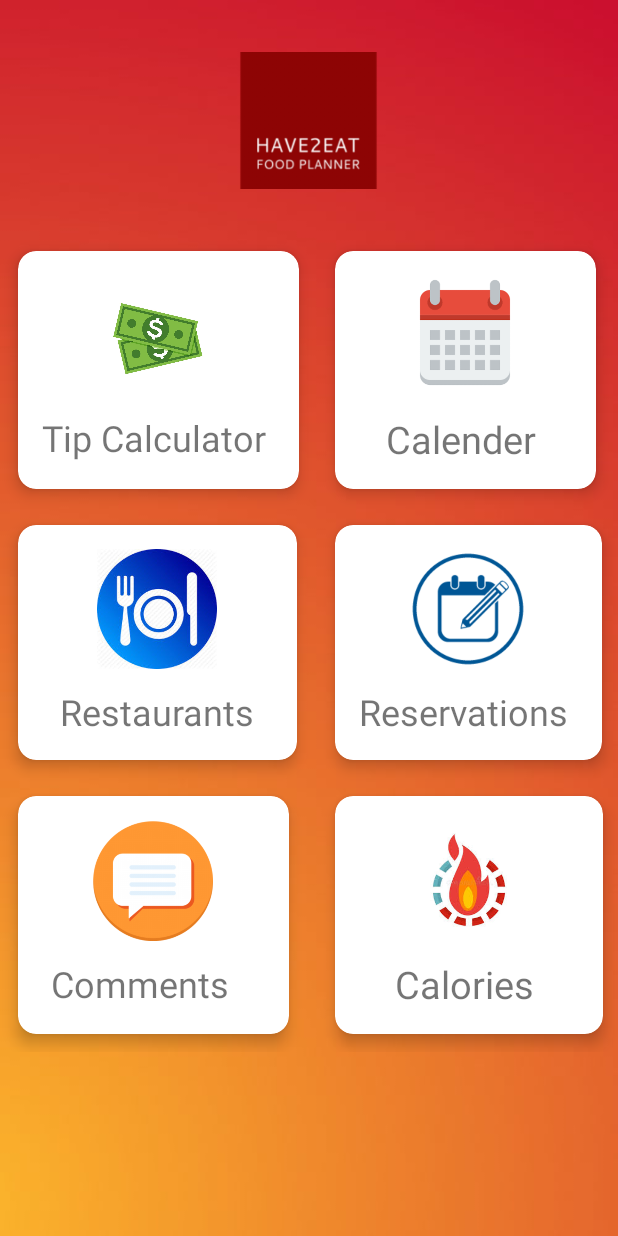
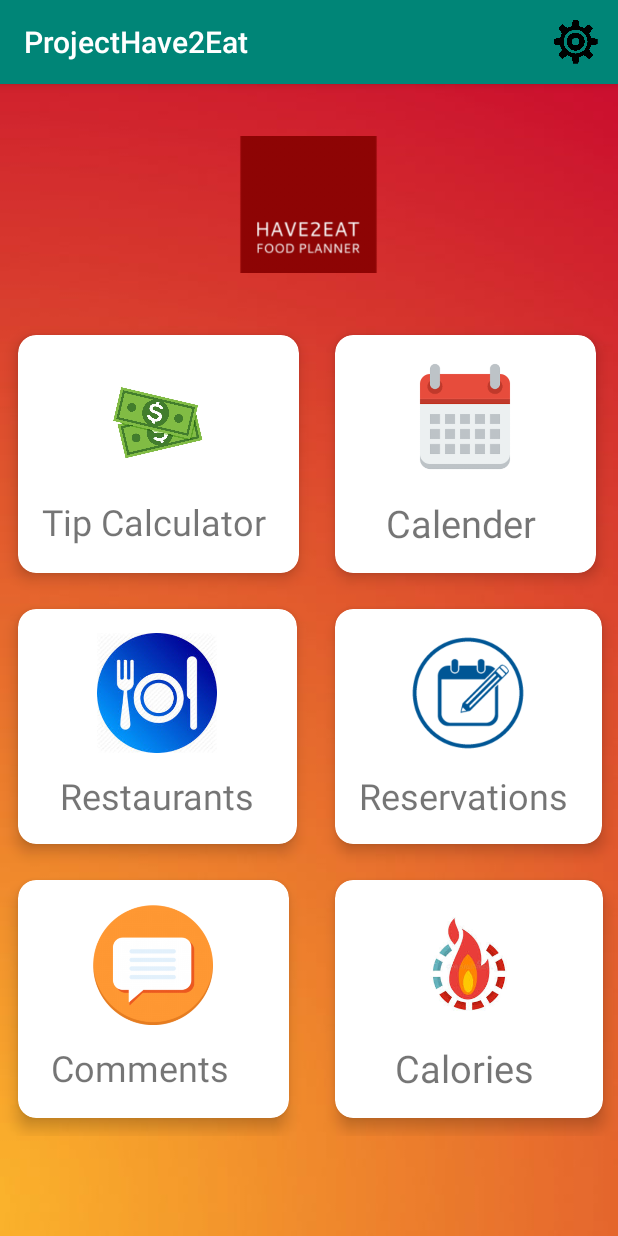
Before and after one commit to budgy11/ProjectHave2Eat, an Android app: the screen it shows after launch (MainActivity), on a phone screen of 412 x 824 dp. Run offline under Robolectric (Android 15) with nearby library versions, the phone set to English and light mode, and no system bars.

Commit message:
ActionBar

```diff
--- a/app/src/main/java/com/example/projecthave2eat/MainActivity.java
+++ b/app/src/main/java/com/example/projecthave2eat/MainActivity.java
@@ -12,10 +12,12 @@ import android.os.Bundle;
 import android.view.Menu;
 import android.view.MenuItem;
 import android.view.View;
+import android.widget.Toast;
 
 public class MainActivity extends AppCompatActivity implements View.OnClickListener {
     private CardView tipCalculator,restaurants,calendar,
             reservations,comments,calories;
+
 
 
     @Override
@@ -37,8 +39,21 @@ public class MainActivity extends AppCompatActivity implements View.OnClickListe
         calendar.setOnClickListener(this);
         comments.setOnClickListener(this);
         calories.setOnClickListener(this);
+    }
 
+    @Override
+    public boolean onCreateOptionsMenu(Menu menu) {
+        getMenuInflater().inflate(R.menu.menu_main,menu);
+        return true;
+    }
 
+    @Override
+    public boolean onOptionsItemSelected(@NonNull MenuItem item) {
+        int curId = item.getItemId();
+        if(curId == R.id.menu_settings){
+            Toast.makeText(this,"Settings Menu May be added later",Toast.LENGTH_LONG).show();
+        }
+        return super.onOptionsItemSelected(item);
     }
 
     @Override
--- a/app/src/main/res/values/styles.xml
+++ b/app/src/main/res/values/styles.xml
@@ -1,7 +1,7 @@
 <resources>
 
     <!-- Base application theme. -->
-    <style name="AppTheme" parent="Theme.AppCompat.Light.NoActionBar">
+    <style name="AppTheme" parent="Theme.AppCompat.Light.DarkActionBar">
         <!-- Customize your theme here. -->
         <item name="colorPrimary">@color/colorPrimary</item>
         <item name="colorPrimaryDark">@color/colorPrimaryDark</item>
```
